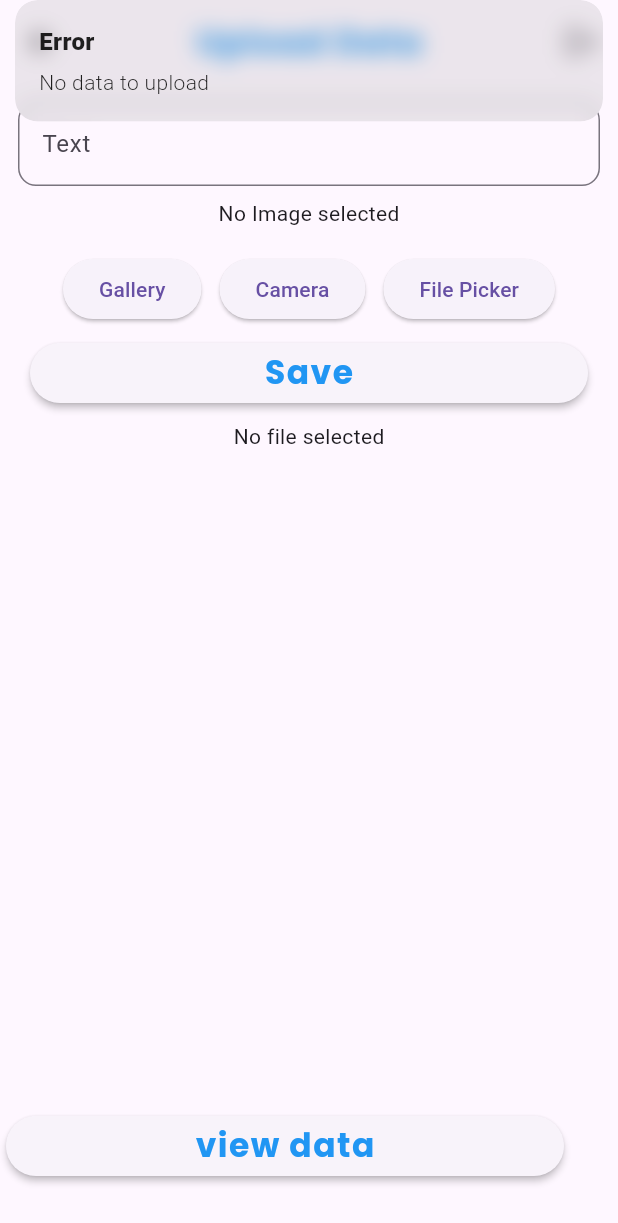
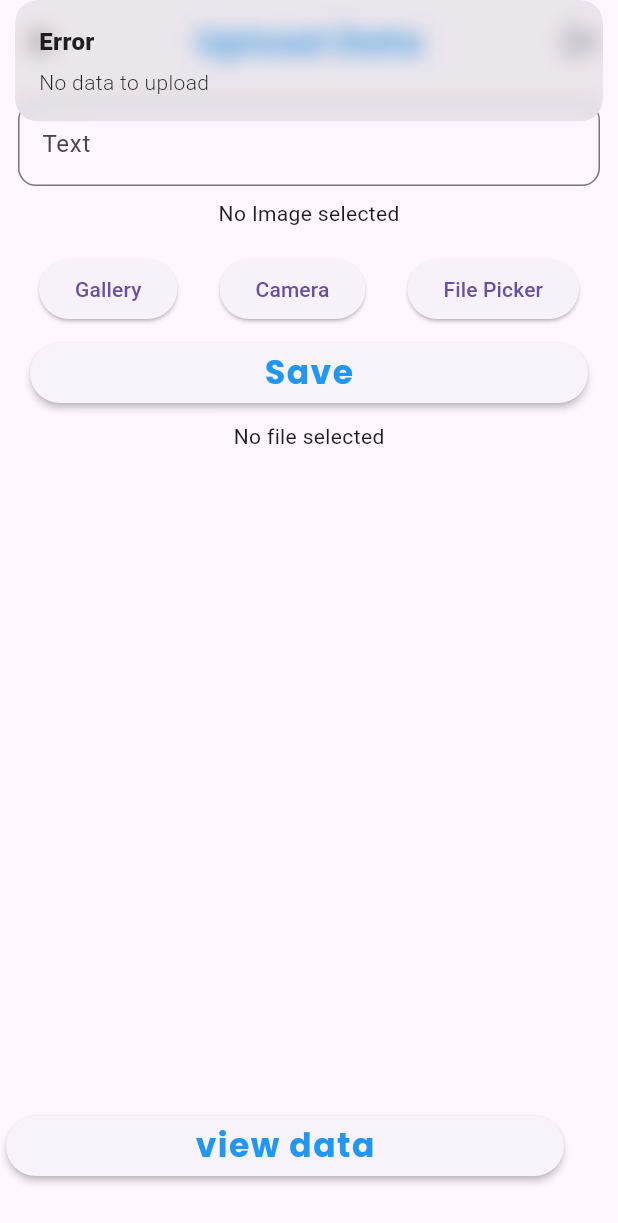
Before and after one commit to Muhammad-Ismail-Qazi/Doseca-Task, a Flutter app: the HomeView screen opened by its route, after a tap on "Save", on a phone screen of 412 x 824 dp. Shown: the top 1223 px of the screen. Run offline on Flutter 3.47's test engine with Material 3 defaults, Android fonts, the light colour scheme and no system bars; our stand-ins replace cloud_firestore, file_picker, firebase_auth, firebase_core, firebase_storage, get and 3 more; accounts and stored records are empty.

Commit message:
last push

```diff
--- a/lib/app/modules/home/views/home_view.dart
+++ b/lib/app/modules/home/views/home_view.dart
@@ -48,20 +48,16 @@ class HomeView extends GetView<HomeController> {
                         image: FileImage(File(controller.imagePath.value))))),
             Spaces.y2,
             Row(
-              mainAxisAlignment: MainAxisAlignment.center,
+              mainAxisAlignment: MainAxisAlignment.spaceEvenly,
               children: [
                 ElevatedButton(
                     onPressed: () => controller.pickImage(ImageSource.gallery),
                     child: const Text("Gallery")),
-                const SizedBox(
-                  width: 12,
-                ),
+                Spaces.y1,
                 ElevatedButton(
                     onPressed: () => controller.pickImage(ImageSource.camera),
                     child: const Text("Camera")),
-                const SizedBox(
-                  width: 12,
-                ),
+                Spaces.y1,
                 ElevatedButton(
                     onPressed: () => controller.pickPDFFile(),
                     child: const Text("File Picker")),
@@ -72,34 +68,31 @@ class HomeView extends GetView<HomeController> {
               onPressed: () {
                 if (controller.pickedFile.value != null) {
                   // Case: PDF file selected
-                  print("inside1");
+
                   if (controller.imagePath.value.isNotEmpty &&
                       controller.textController.text.isNotEmpty) {
                     // Case: Text with PDF file
-                    print("inside2");
+
                     controller.uploadTextImagePDF();
-
-                  }  else if(controller.textController.text.isNotEmpty){
+                  } else if (controller.textController.text.isNotEmpty) {
                     // case: Both with pdf
-                    print("inside3");
                     controller.uploadTextPDF();
                   } else {
                     // Case: Only PDF file
-                    print("inside4");
+
                     controller.uploadPDF();
                   }
-                }
-                else if (controller.imagePath.value.isNotEmpty) {
+                } else if (controller.imagePath.value.isNotEmpty) {
                   // Case: Image selected
-                  if (controller.textController.text.isNotEmpty & controller.imagePath.value.isNotEmpty) {
+                  if (controller.textController.text.isNotEmpty &
+                      controller.imagePath.value.isNotEmpty) {
                     // Case: Text with image
                     controller.uploadTextImage();
                   } else {
                     // Case: Only image
                     controller.uploadImage();
                   }
-                }
-                else if (controller.textController.text.isNotEmpty) {
+                } else if (controller.textController.text.isNotEmpty) {
                   // Case: Only text;
                   controller.uploadText();
                 } else {
@@ -137,7 +130,7 @@ class HomeView extends GetView<HomeController> {
       floatingActionButton: Padding(
         padding: const EdgeInsets.all(12.0),
         child: CustomButton(
-          onPressed: () =>Get.toNamed('/view-user-data'),
+          onPressed: () => Get.toNamed('/view-user-data'),
           text: 'view data',
         ),
       ),
--- a/pubspec.yaml
+++ b/pubspec.yaml
@@ -16,6 +16,7 @@ dependencies:
   image_picker: 1.1.2
   firebase_storage: 11.7.7
   file_picker: 8.0.3
+  url_launcher: 6.2.6
   flutter:
     sdk: flutter
 
```
Also changed, not shown: lib/app/modules/view_user_data/views/view_user_data_view.dart (+68 -33 lines), pubspec.lock, 5 other files.
